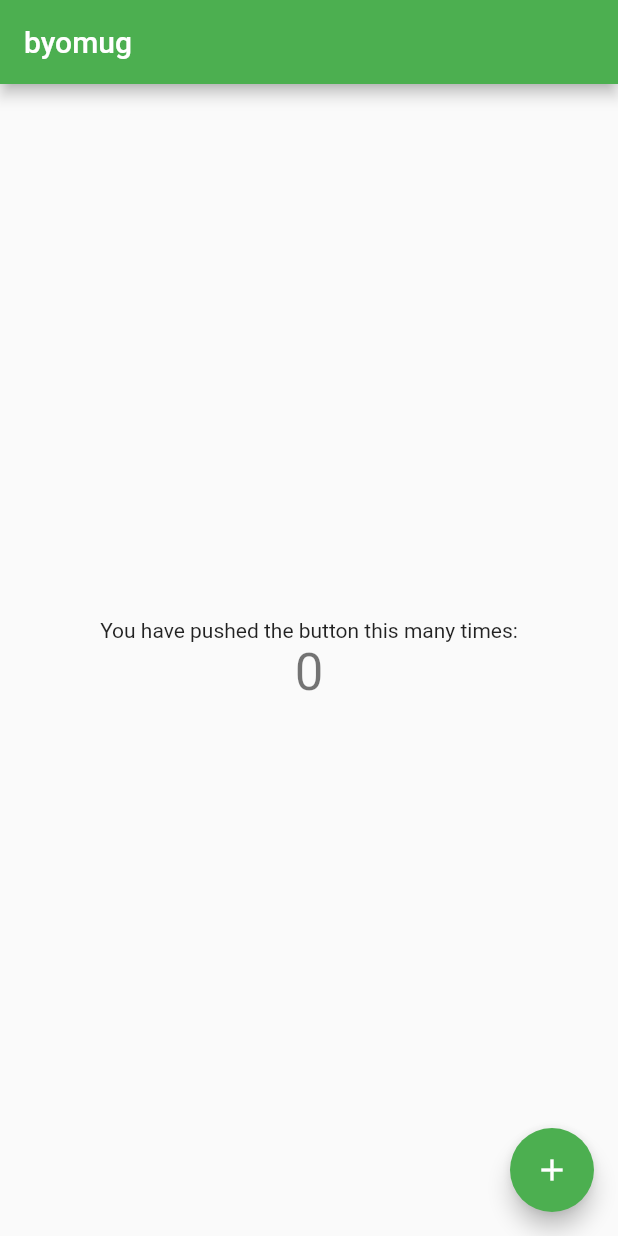
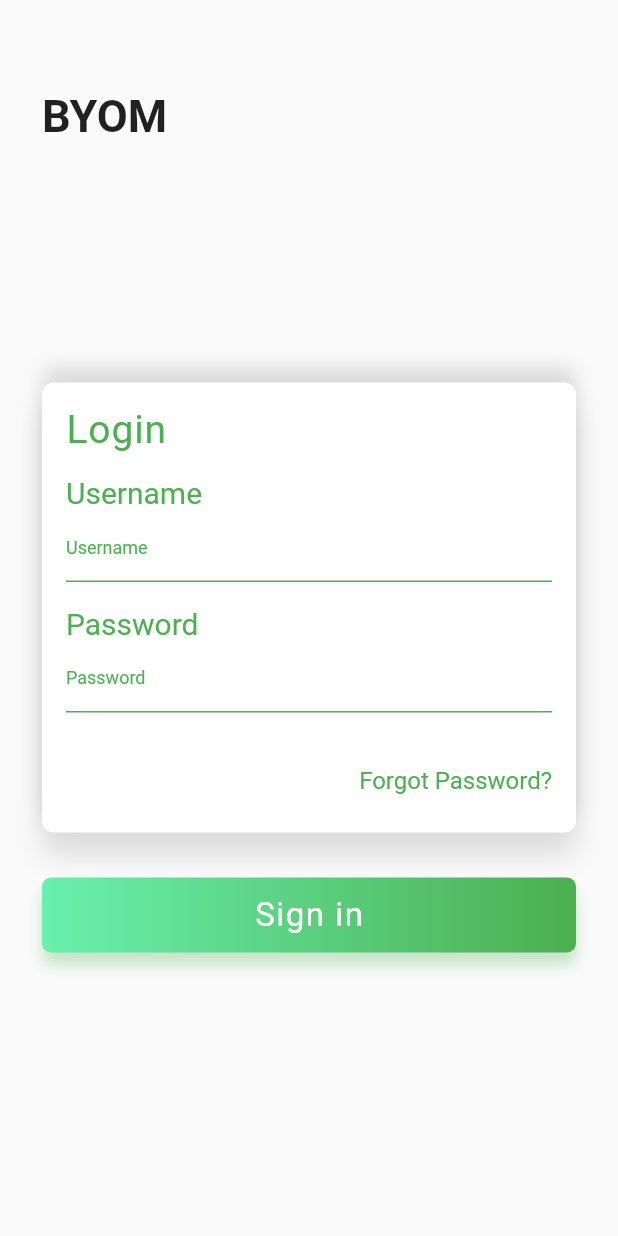
Before and after one commit to eXiga/byomug, a Flutter app: the screen it shows after launch, on a phone screen of 412 x 824 dp. Run offline on Flutter 3.47's test engine with Material 2 defaults, Android fonts, the phone set to English and light mode, and no system bars; Roboto replaces fonts that are missing (AT).

Commit message:
implement basic ui for login page

```diff
--- /dev/null
+++ b/client/lib/home.dart
@@ -0,0 +1,35 @@
+import 'package:flutter/material.dart';
+
+class HomePage extends StatefulWidget {
+  HomePage({Key key, this.title}) : super(key: key);
+
+  final String title;
+
+  @override
+  _HomePageState createState() => _HomePageState();
+}
+
+class _HomePageState extends State<HomePage> {
+
+  @override
+  Widget build(BuildContext context) {
+    return Scaffold(
+      appBar: AppBar(title: Text("Welcome")),
+      body: Center(
+        child: Container (
+          color: Colors.white,
+          child: Padding(
+            padding: const EdgeInsets.all(36.0),
+            child: Column(
+              crossAxisAlignment: CrossAxisAlignment.center,
+              mainAxisAlignment: MainAxisAlignment.center,
+              children: <Widget>[
+                Text("LOL")
+              ],
+            ),
+          ),
+        ),
+      ),
+    );
+  }
+}
--- /dev/null
+++ b/client/lib/login.dart
@@ -0,0 +1,86 @@
+import 'package:flutter/material.dart';
+import 'package:byomug/widgets/card.dart';
+
+class LoginPage extends StatefulWidget {
+  LoginPage({Key key, this.title}) : super(key: key);
+
+  final String title;
+
+  @override
+  _LoginPageState createState() => _LoginPageState();
+}
+
+class _LoginPageState extends State<LoginPage> {
+
+  @override
+  Widget build(BuildContext context) {
+
+    return Scaffold(
+      body: Column(
+        children: <Widget>[
+           Container(
+            child: Padding(
+              padding: EdgeInsets.only(left: 28.0, right: 28.0, top: 60.0),
+              child: Column(
+                children: <Widget>[
+                  Row(
+                    children: <Widget>[
+                      Text("BYOM",
+                          style: TextStyle(
+                                  fontFamily: "AT",
+                                  fontSize: 30,
+                                  fontWeight: FontWeight.bold
+                                )
+                      )
+                    ],
+                  ),
+                  SizedBox(
+                    height: 160,
+                  ),
+                  FormCard(),
+                  SizedBox(
+                    height: 30,
+                  ),
+                   InkWell(
+                    child: Container(
+                      width: double.infinity,
+                      height: 50,
+                      decoration: BoxDecoration(
+                          gradient: LinearGradient(colors: [
+                            Colors.greenAccent,
+                            Colors.green
+                          ]),
+                          borderRadius: BorderRadius.circular(6.0),
+                          boxShadow: [
+                            BoxShadow(
+                                color: Colors.green.withOpacity(.3),
+                                offset: Offset(0.0, 8.0),
+                                blurRadius: 8.0)
+                          ]),
+                      child: Material(
+                        color: Colors.transparent,
+                        child: InkWell(
+                          onTap: () {
+                            Navigator.pushReplacementNamed(context, '/home');
+                          },
+                          child: Center(
+                            child: Text("Sign in",
+                                style: TextStyle(
+                                    color: Colors.white,
+                                    fontFamily: "AT",
+                                    fontSize: 22,
+                                    letterSpacing: 1.0)),
+                          ),
+                        ),
+                      ),
+                    ),
+                  )
+                ]
+              )
+            )
+          ),
+        ],
+      ),
+    );
+  }
+}
--- a/client/lib/main.dart
+++ b/client/lib/main.dart
@@ -1,64 +1,11 @@
+import 'package:byomug/home.dart';
 import 'package:flutter/material.dart';
+import 'package:byomug/login.dart';
 
-void main() => runApp(MyApp());
-
-class MyApp extends StatelessWidget {
-  // This widget is the root of your application.
-  @override
-  Widget build(BuildContext context) {
-    return MaterialApp(
-      title: 'byomug',
-      theme: ThemeData(
-        primarySwatch: Colors.green,
-      ),
-      home: MyHomePage(title: 'byomug'),
-    );
-  }
-}
-
-class MyHomePage extends StatefulWidget {
-  MyHomePage({Key key, this.title}) : super(key: key);
-
-  final String title;
-
-  @override
-  _MyHomePageState createState() => _MyHomePageState();
-}
-
-class _MyHomePageState extends State<MyHomePage> {
-  int _counter = 0;
-
-  void _incrementCounter() {
-    setState(() {
-      _counter++;
-    });
-  }
-
-  @override
-  Widget build(BuildContext context) {
-    return Scaffold(
-      appBar: AppBar(
-        title: Text(widget.title),
-      ),
-      body: Center(
-        child: Column(
-          mainAxisAlignment: MainAxisAlignment.center,
-          children: <Widget>[
-            Text(
-              'You have pushed the button this many times:',
-            ),
-            Text(
-              '$_counter',
-              style: Theme.of(context).textTheme.display1,
-            ),
-          ],
-        ),
-      ),
-      floatingActionButton: FloatingActionButton(
-        onPressed: _incrementCounter,
-        tooltip: 'Increment',
-        child: Icon(Icons.add),
-      ), // This trailing comma makes auto-formatting nicer for build methods.
-    );
-  }
-}
+void main() => runApp(MaterialApp(
+  initialRoute: '/',
+  routes: {
+    '/': (context) => LoginPage(),
+    '/home': (context) => HomePage()
+  },
+));
--- /dev/null
+++ b/client/lib/widgets/card.dart
@@ -0,0 +1,94 @@
+import 'package:flutter/material.dart';
+
+class FormCard extends StatelessWidget {
+  @override
+  Widget build(BuildContext context) {
+    return new Container(
+      width: double.infinity,
+      height: 300,
+      decoration: BoxDecoration(
+          color: Colors.white,
+          borderRadius: BorderRadius.circular(8.0),
+          boxShadow: [
+            BoxShadow(
+              color: Colors.black12,
+              offset: Offset(0.0, 15.0),
+              blurRadius: 15.0),
+            BoxShadow(
+              color: Colors.black12,
+              offset: Offset(0.0, -10.0),
+              blurRadius: 10.0),
+          ]),
+      child: Padding(
+        padding: EdgeInsets.only(left: 16.0, right: 16.0, top: 16.0),
+        child: Column(
+          crossAxisAlignment: CrossAxisAlignment.start,
+          children: <Widget>[
+            Text("Login",
+                style: TextStyle(
+                  color: Colors.green,
+                  fontSize: 26,
+                  fontFamily: "AT",
+                  letterSpacing: .6)
+            ),
+            SizedBox(
+              height: 16,
+            ),
+            Text("Username",
+                style: TextStyle(
+                  color: Colors.green,
+                  fontFamily: "AT",
+                  fontSize: 20)
+            ),
+            TextField(
+              decoration: InputDecoration(
+                enabledBorder: UnderlineInputBorder(
+                  borderSide: BorderSide(color: Colors.green)
+                ),
+                focusedBorder: UnderlineInputBorder(
+                  borderSide: BorderSide(color: Colors.green, width: 2.0)
+                ),
+                hintText: "Username",
+                hintStyle: TextStyle(color: Colors.green, fontSize: 12.0)),
+            ),
+            SizedBox(
+              height: 16,
+            ),
+            Text("Password",
+                style: TextStyle(
+                  color: Colors.green,
+                  fontFamily: "AT",
+                  fontSize: 20)),
+            TextField(
+              obscureText: true,
+              decoration: InputDecoration(
+                enabledBorder: UnderlineInputBorder(
+                  borderSide: BorderSide(color: Colors.green)
+                ),
+                focusedBorder: UnderlineInputBorder(
+                  borderSide: BorderSide(color: Colors.green, width: 2.0)
+                ),
+                hintText: "Password",
+                hintStyle: TextStyle(color: Colors.green, fontSize: 12.0)),
+            ),
+            SizedBox(
+              height: 36,
+            ),
+            Row(
+              mainAxisAlignment: MainAxisAlignment.end,
+              children: <Widget>[
+                Text(
+                  "Forgot Password?",
+                  style: TextStyle(
+                    color: Colors.green,
+                    fontFamily: "AT",
+                    fontSize: 16),
+                )
+              ],
+            )
+          ],
+        ),
+      ),
+    );
+  }
+}
--- a/client/pubspec.yaml
+++ b/client/pubspec.yaml
@@ -34,6 +34,10 @@ dev_dependencies:
 
 # The following section is specific to Flutter.
 flutter:
+  fonts:
+    - family: AT
+      fonts:
+        - asset: fonts/AmericanTypewriter.ttc
 
   # The following line ensures that the Material Icons font is
   # included with your application, so that you can use the icons in
```
Also changed, not shown: 2 other files.
